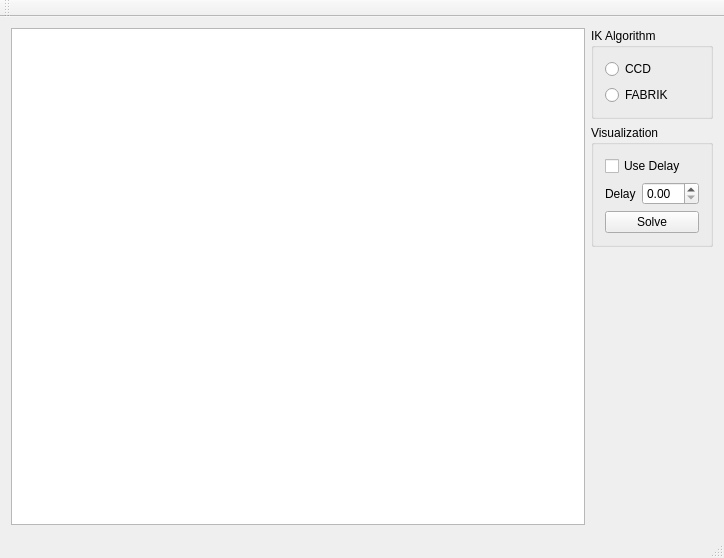
Qt form demos/ik_gui_demo/IKMainWindow.ui (chFleschutz/inverse-kinematics-algorithms) before a commit.
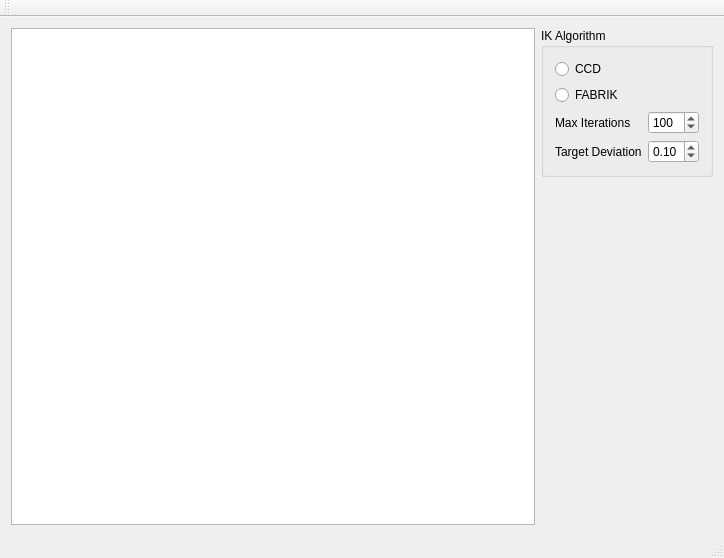
The same form after that commit.

Commit message: Add iterations and epsilon input fields

What changed in the file:
```diff
--- a/demos/ik_gui_demo/IKMainWindow.ui
+++ b/demos/ik_gui_demo/IKMainWindow.ui
@@ -15,7 +15,70 @@
   </property>
   <widget class="QWidget" name="centralWidget">
    <layout class="QGridLayout" name="gridLayout">
-    <item row="2" column="1">
+    <item row="0" column="0" rowspan="2">
+     <widget class="QGraphicsView" name="graphicsView"/>
+    </item>
+    <item row="0" column="1">
+     <widget class="QGroupBox" name="ikAlgorithm_groupBox">
+      <property name="title">
+       <string>IK Algorithm</string>
+      </property>
+      <layout class="QGridLayout" name="gridLayout_2">
+       <item row="3" column="1">
+        <widget class="QSpinBox" name="spinBox">
+         <property name="maximum">
+          <number>999</number>
+         </property>
+         <property name="value">
+          <number>100</number>
+         </property>
+        </widget>
+       </item>
+       <item row="3" column="0">
+        <widget class="QLabel" name="label">
+         <property name="text">
+          <string>Max Iterations</string>
+         </property>
+        </widget>
+       </item>
+       <item row="1" column="0" colspan="2">
+        <widget class="QRadioButton" name="FABRIK_radioButton">
+         <property name="text">
+          <string>FABRIK</string>
+         </property>
+        </widget>
+       </item>
+       <item row="0" column="0" colspan="2">
+        <widget class="QRadioButton" name="CCD_radioButton">
+         <property name="text">
+          <string>CCD</string>
+         </property>
+        </widget>
+       </item>
+       <item row="4" column="1">
+        <widget class="QDoubleSpinBox" name="doubleSpinBox">
+         <property name="maximum">
+          <double>9.990000000000000</double>
+         </property>
+         <property name="singleStep">
+          <double>0.010000000000000</double>
+         </property>
+         <property name="value">
+          <double>0.100000000000000</double>
+         </property>
+        </widget>
+       </item>
+       <item row="4" column="0">
+        <widget class="QLabel" name="label_2">
+         <property name="text">
+          <string>Target Deviation</string>
+         </property>
+        </widget>
+       </item>
+      </layout>
+     </widget>
+    </item>
+    <item row="1" column="1">
      <spacer name="verticalSpacer">
       <property name="orientation">
        <enum>Qt::Vertical</enum>
@@ -28,65 +91,6 @@
       </property>
      </spacer>
     </item>
-    <item row="0" column="0" rowspan="3">
-     <widget class="QGraphicsView" name="graphicsView"/>
-    </item>
-    <item row="0" column="1">
-     <widget class="QGroupBox" name="ikAlgorithm_groupBox">
-      <property name="title">
-       <string>IK Algorithm</string>
-      </property>
-      <layout class="QVBoxLayout" name="verticalLayout">
-       <item>
-        <widget class="QRadioButton" name="CCD_radioButton">
-         <property name="text">
-          <string>CCD</string>
-         </property>
-        </widget>
-       </item>
-       <item>
-        <widget class="QRadioButton" name="FABRIK_radioButton">
-         <property name="text">
-          <string>FABRIK</string>
-         </property>
-        </widget>
-       </item>
-      </layout>
-     </widget>
-    </item>
-    <item row="1" column="1">
-     <widget class="QGroupBox" name="visualizationGroupBox">
-      <property name="title">
-       <string>Visualization</string>
-      </property>
-      <layout class="QGridLayout" name="gridLayout_2">
-       <item row="0" column="0" colspan="2">
-        <widget class="QCheckBox" name="useDelay_checkBox">
-         <property name="text">
-          <string>Use Delay</string>
-         </property>
-        </widget>
-       </item>
-       <item row="1" column="1">
-        <widget class="QDoubleSpinBox" name="delay_doubleSpinBox"/>
-       </item>
-       <item row="1" column="0">
-        <widget class="QLabel" name="delay_label">
-         <property name="text">
-          <string>Delay</string>
-         </property>
-        </widget>
-       </item>
-       <item row="2" column="0" colspan="2">
-        <widget class="QPushButton" name="solve_pushButton">
-         <property name="text">
-          <string>Solve</string>
-         </property>
-        </widget>
-       </item>
-      </layout>
-     </widget>
-    </item>
    </layout>
   </widget>
   <widget class="QMenuBar" name="menuBar">
```
Left out of the diff: 34 changed lines with no effect on the pictures. The commit also changes 2 other files.
